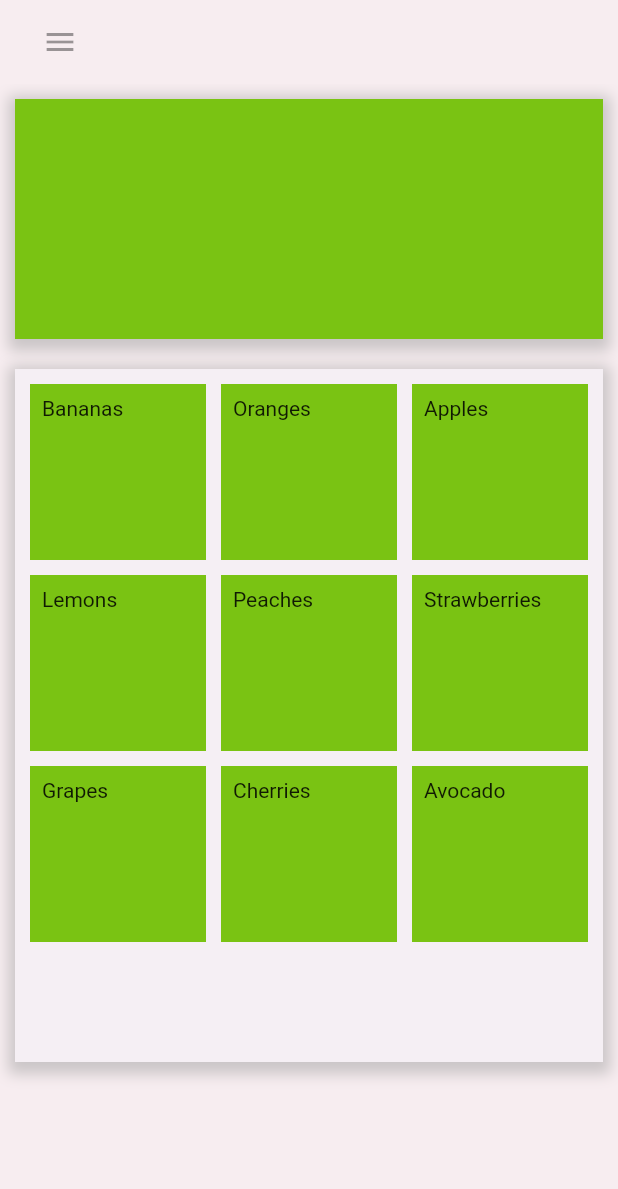
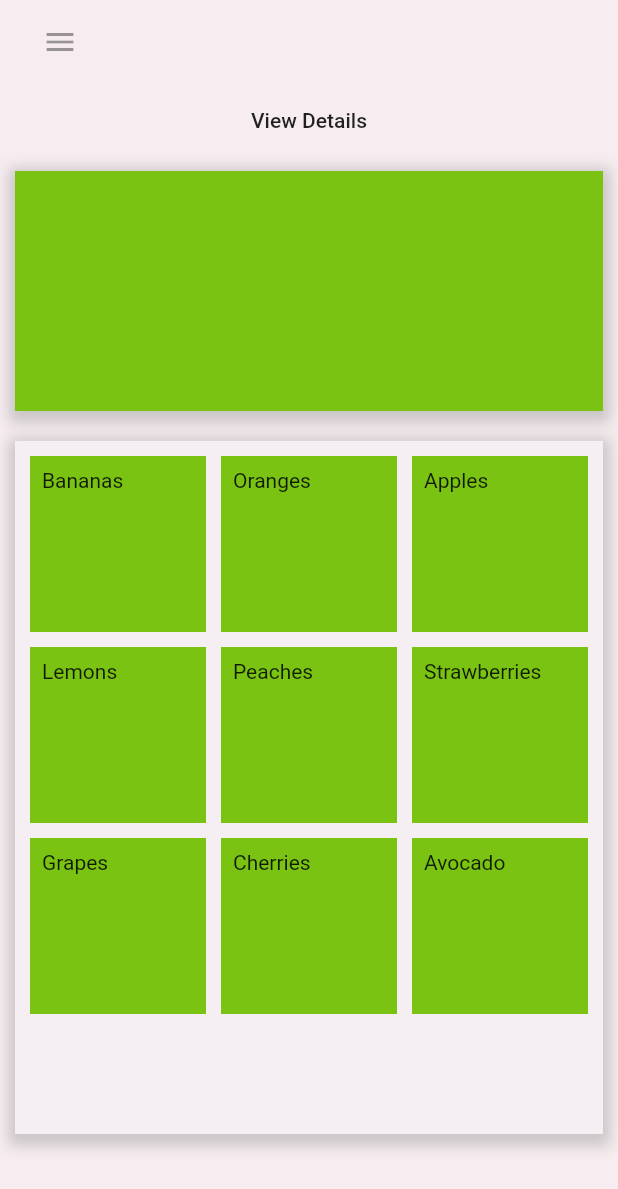
Before and after one commit to acm-projects/Frais, a Flutter app: the screen it shows after launch, on a phone screen of 412 x 824 dp. Shown: the top 1189 px of the screen. Run offline on Flutter 3.47's test engine with Material 2 defaults, Android fonts, the phone set to English and light mode, and no system bars.

Commit message:
navigation added

```diff
--- a/frais_app/lib/home.dart
+++ b/frais_app/lib/home.dart
@@ -19,6 +19,17 @@ class HomeScreen extends StatelessWidget {
       ),
       body: new Column(
         children: <Widget>[
+          FlatButton(
+            child: Text('View Details'),
+            onPressed: () {
+              Navigator.push(
+                context,
+                MaterialPageRoute(builder: (context) {
+                  return DetailScreen();
+                }),
+              );
+            },
+          ),
           Center(
             child: Container(
                 margin: const EdgeInsets.all(10.0),
--- a/frais_app/lib/main.dart
+++ b/frais_app/lib/main.dart
@@ -28,7 +28,7 @@ class MyApp extends StatelessWidget {
     routes: <String, WidgetBuilder>{
 
       '/': (BuildContext context) => HomeScreen(),
-      '/details': (context) => DetailScreen(),
+      '/details': (BuildContext context) => DetailScreen(),
       //'/camera':
     },);
   }
```
